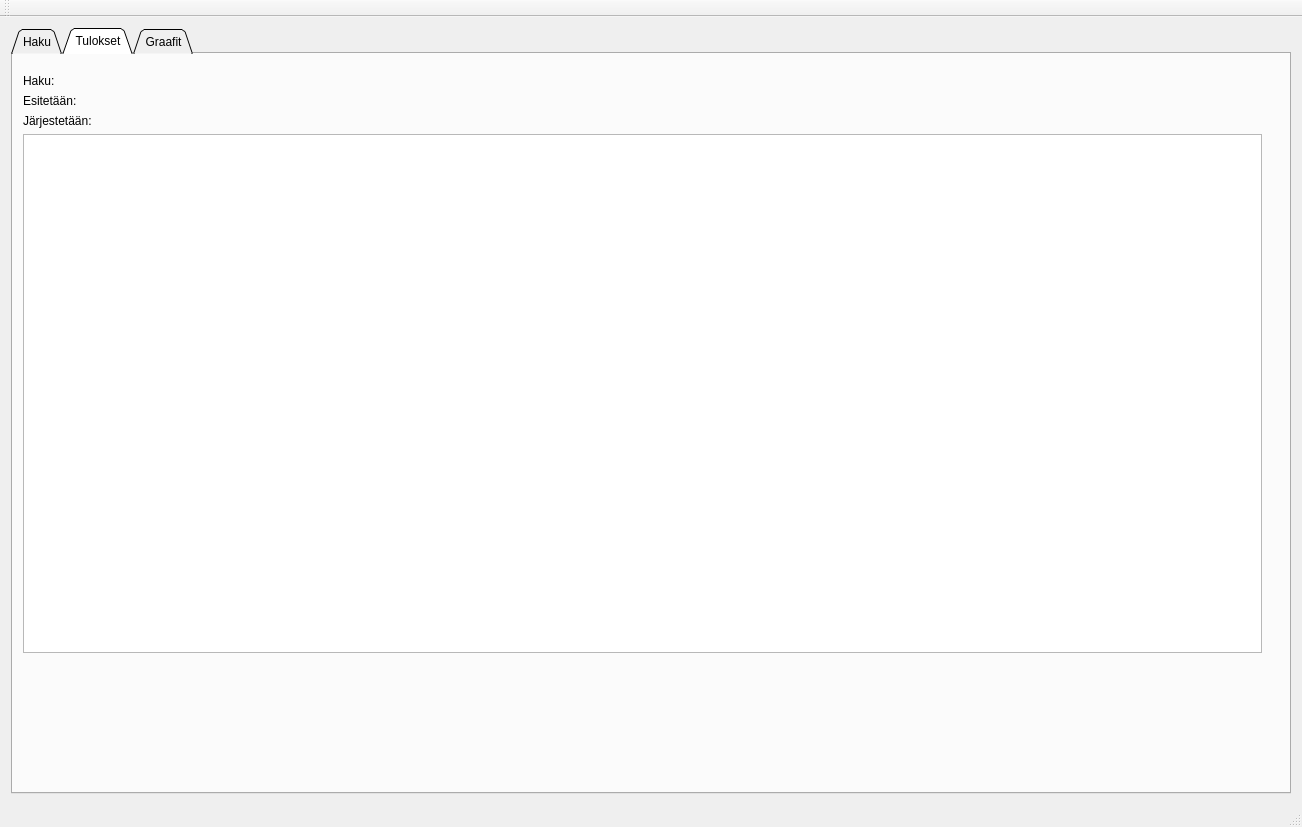
Before: the Qt Designer form App/UI/finlandia.ui in vikidi/Finlandia-Hiihto-Visual, drawn with Qt 5.
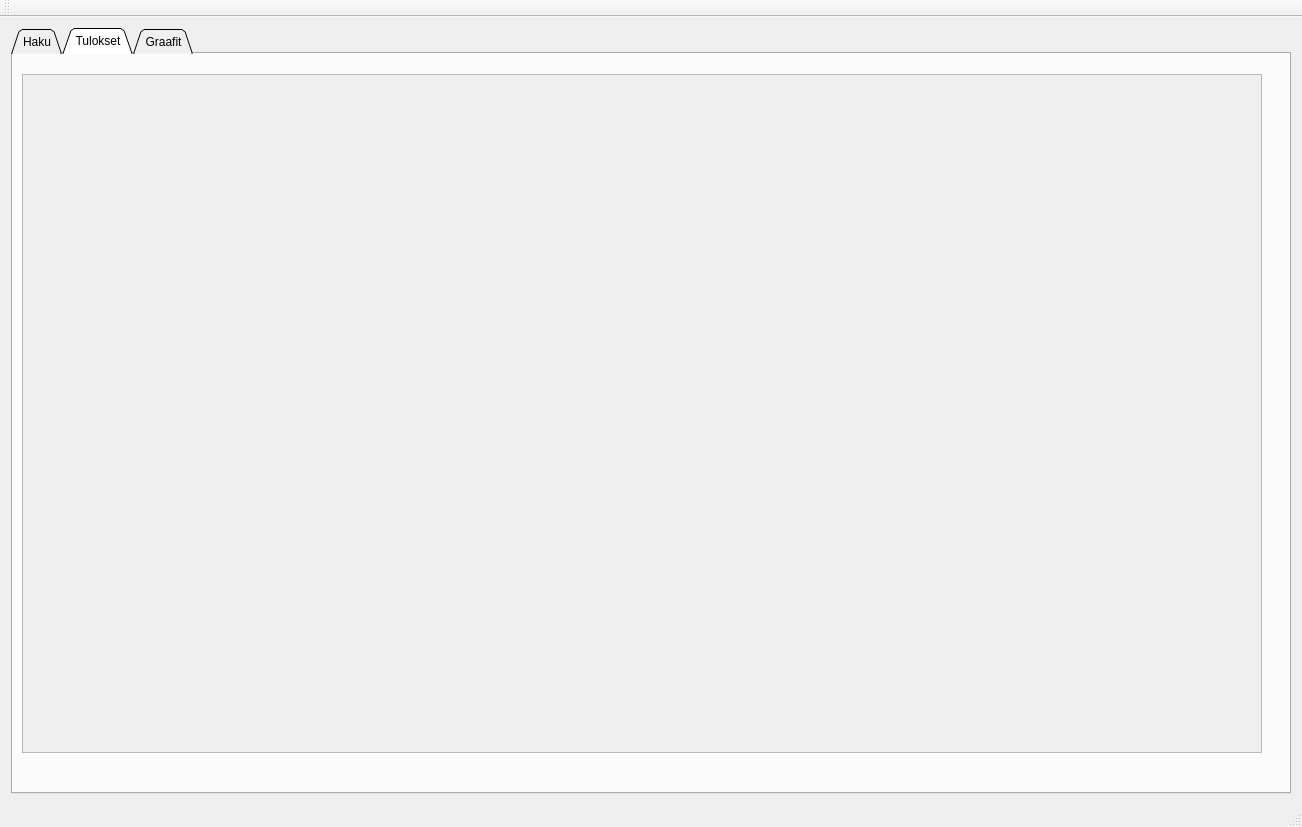
After: the same form once the commit is applied. The open tabs and pages were chosen to show the change. Custom widgets are drawn as their Qt base class.

Commit message: Changed listview to tables and fixed bugs

```diff
--- a/App/UI/finlandia.ui
+++ b/App/UI/finlandia.ui
@@ -20,7 +20,7 @@
    <string>Finlandia</string>
   </property>
   <widget class="QWidget" name="centralWidget">
-   <layout class="QVBoxLayout" name="verticalLayout">
+   <layout class="QHBoxLayout" name="horizontalLayout_15">
     <item>
      <widget class="QTabWidget" name="tabWidget">
       <property name="tabShape">
@@ -1386,32 +1386,37 @@
           <x>-1</x>
           <y>9</y>
           <width>1261</width>
-          <height>601</height>
+          <height>701</height>
          </rect>
         </property>
         <layout class="QGridLayout" name="gridLayout">
-         <item row="0" column="0">
-          <widget class="QLabel" name="hakuLabelTulokset">
-           <property name="text">
-            <string>Haku:</string>
-           </property>
-          </widget>
-         </item>
-         <item row="4" column="0">
-          <widget class="QListWidget" name="listWidgetResult"/>
-         </item>
+         <property name="leftMargin">
+          <number>10</number>
+         </property>
          <item row="1" column="0">
-          <widget class="QLabel" name="ListViewesityslabel">
-           <property name="text">
-            <string>Esitetään:</string>
+          <widget class="QScrollArea" name="scrollArea">
+           <property name="horizontalScrollBarPolicy">
+            <enum>Qt::ScrollBarAsNeeded</enum>
            </property>
-          </widget>
-         </item>
-         <item row="2" column="0">
-          <widget class="QLabel" name="jarjestyslabel">
-           <property name="text">
-            <string>Järjestetään:</string>
+           <property name="widgetResizable">
+            <bool>true</bool>
            </property>
+           <widget class="QWidget" name="scrollWidget">
+            <property name="geometry">
+             <rect>
+              <x>0</x>
+              <y>0</y>
+              <width>1248</width>
+              <height>697</height>
+             </rect>
+            </property>
+            <property name="sizePolicy">
+             <sizepolicy hsizetype="Expanding" vsizetype="Preferred">
+              <horstretch>0</horstretch>
+              <verstretch>0</verstretch>
+             </sizepolicy>
+            </property>
+           </widget>
           </widget>
          </item>
         </layout>
```
Left out of the diff: 149 changed lines with no effect on the pictures. The commit also changes 2 other files.
